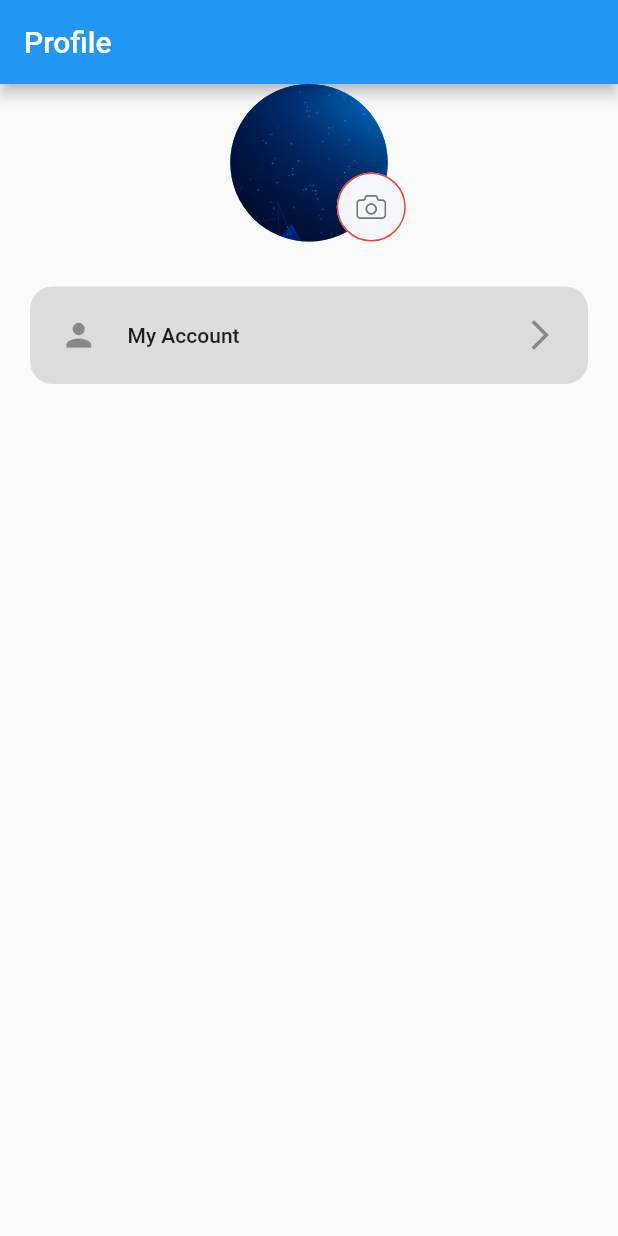
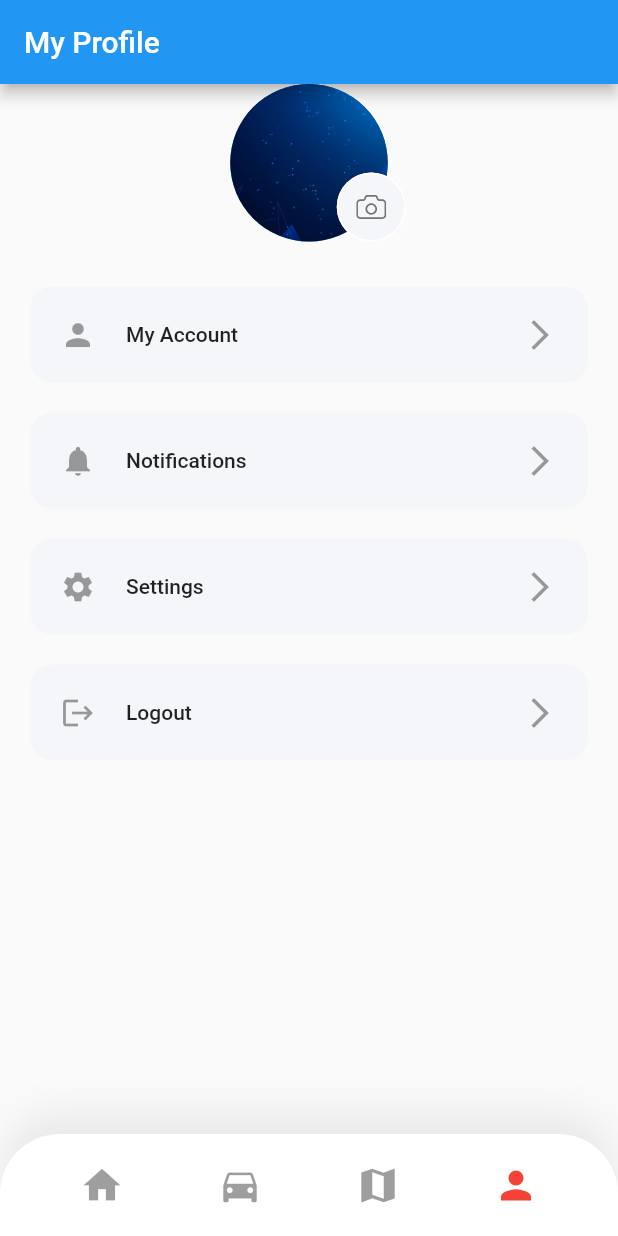
Before and after one commit to kubean93/simpleapp, a Flutter app: the screen it shows after launch, on a phone screen of 412 x 824 dp. Run offline on Flutter 3.47's test engine with Material 2 defaults, Android fonts, the phone set to English and light mode, and no system bars; our stand-ins replace flutter_spinkit, flutter_svg.

Commit message:
update ui profile

```diff
--- /dev/null
+++ b/lib/commons/enums.dart
@@ -0,0 +1 @@
+enum MenuState { home, car, map, profile }
--- a/lib/screens/user/components/body.dart
+++ b/lib/screens/user/components/body.dart
@@ -1,10 +1,10 @@
 import 'package:flutter/material.dart';
-import 'package:flutter_svg/flutter_svg.dart';
+import 'package:restfull_api/screens/user/components/profile_menu.dart';
 import 'package:restfull_api/screens/user/components/profile_pic.dart';
 
 class Body extends StatelessWidget {
   Body({Key? key}) : super(key: key);
-  Color background = Colors.black12;
+  Color background = Color(0xfff4f6f9);
 
   @override
   Widget build(BuildContext context) {
@@ -12,36 +12,42 @@ class Body extends StatelessWidget {
       children: [
         ProfilePic(),
         SizedBox(height: 20),
-        Padding(
-          padding: const EdgeInsets.symmetric(horizontal: 20, vertical: 10),
-          child: TextButton(
-            onPressed: () {},
-            style: TextButton.styleFrom(
-                backgroundColor: background,
-                padding: EdgeInsets.all(20),
-                shape: RoundedRectangleBorder(
-                    borderRadius: BorderRadius.circular(15))),
-            child: Row(
-              children: [
-                Icon(
-                  Icons.person,
-                  color: Colors.black38,
-                  size: 25,
-                ),
-                SizedBox(width: 20),
-                Expanded(
-                    child: Text(
-                  "My Account",
-                  style: Theme.of(context).textTheme.bodyText1,
-                )),
-                Icon(
-                  Icons.arrow_forward_ios,
-                  color: Colors.black38,
-                )
-              ],
-            ),
+        ProfileMenu(
+          background: background,
+          text: "My Account",
+          icon: Icon(
+            Icons.person,
+            color: Colors.black38,
           ),
-        )
+          press: () {},
+        ),
+        ProfileMenu(
+          background: background,
+          text: "Notifications",
+          icon: Icon(
+            Icons.notifications,
+            color: Colors.black38,
+          ),
+          press: () {},
+        ),
+        ProfileMenu(
+          background: background,
+          text: "Settings",
+          icon: Icon(
+            Icons.settings,
+            color: Colors.black38,
+          ),
+          press: () {},
+        ),
+        ProfileMenu(
+          background: background,
+          text: "Logout",
+          icon: Icon(
+            Icons.logout,
+            color: Colors.black38,
+          ),
+          press: () {},
+        ),
       ],
     );
   }
--- /dev/null
+++ b/lib/screens/user/components/custom_bottom_nav_bar.dart
@@ -0,0 +1,68 @@
+import 'package:flutter/material.dart';
+import 'package:restfull_api/commons/enums.dart';
+
+class CustomBottomNavBar extends StatelessWidget {
+  const CustomBottomNavBar({Key? key, required this.selectedMenu})
+      : super(key: key);
+  final MenuState selectedMenu;
+
+  @override
+  Widget build(BuildContext context) {
+    return Container(
+      padding: EdgeInsets.symmetric(vertical: 10),
+      decoration: BoxDecoration(
+          color: Colors.white,
+          borderRadius: BorderRadius.only(
+              topLeft: Radius.circular(40), topRight: Radius.circular(40)),
+          boxShadow: [
+            BoxShadow(
+                offset: Offset(0, -15),
+                blurRadius: 20,
+                color: Color(0xffdadada).withOpacity(0.5)),
+          ]),
+      child: SafeArea(
+        child: Row(
+          mainAxisAlignment: MainAxisAlignment.spaceEvenly,
+          children: [
+            IconButton(
+                onPressed: () {},
+                icon: Icon(
+                  Icons.home,
+                  color: MenuState.home == selectedMenu
+                      ? Colors.red
+                      : Colors.black38,
+                  size: 30,
+                )),
+            IconButton(
+                onPressed: () {},
+                icon: Icon(
+                  Icons.directions_car,
+                  color: MenuState.car == selectedMenu
+                      ? Colors.red
+                      : Colors.black38,
+                  size: 30,
+                )),
+            IconButton(
+                onPressed: () {},
+                icon: Icon(
+                  Icons.map,
+                  color: MenuState.map == selectedMenu
+                      ? Colors.red
+                      : Colors.black38,
+                  size: 30,
+                )),
+            IconButton(
+                onPressed: () {},
+                icon: Icon(
+                  Icons.person,
+                  color: MenuState.profile == selectedMenu
+                      ? Colors.red
+                      : Colors.black38,
+                  size: 30,
+                ))
+          ],
+        ),
+      ),
+    );
+  }
+}
--- /dev/null
+++ b/lib/screens/user/components/profile_menu.dart
@@ -0,0 +1,46 @@
+import 'package:flutter/material.dart';
+
+class ProfileMenu extends StatelessWidget {
+  const ProfileMenu({
+    Key? key,
+    required this.background,
+    required this.text,
+    required this.icon,
+    required this.press,
+  }) : super(key: key);
+
+  final Color background;
+  final String text;
+  final Icon icon;
+  final VoidCallback press;
+
+  @override
+  Widget build(BuildContext context) {
+    return Padding(
+      padding: const EdgeInsets.symmetric(horizontal: 20, vertical: 10),
+      child: TextButton(
+        onPressed: () {},
+        style: TextButton.styleFrom(
+            backgroundColor: background,
+            padding: EdgeInsets.all(20),
+            shape: RoundedRectangleBorder(
+                borderRadius: BorderRadius.circular(15))),
+        child: Row(
+          children: [
+            icon,
+            SizedBox(width: 20),
+            Expanded(
+                child: Text(
+              text,
+              style: Theme.of(context).textTheme.bodyText1,
+            )),
+            Icon(
+              Icons.arrow_forward_ios,
+              color: Colors.black38,
+            )
+          ],
+        ),
+      ),
+    );
+  }
+}
--- a/lib/screens/user/components/profile_pic.dart
+++ b/lib/screens/user/components/profile_pic.dart
@@ -30,7 +30,7 @@ class ProfilePic extends StatelessWidget {
                       padding: EdgeInsets.zero,
                       shape: RoundedRectangleBorder(
                           borderRadius: BorderRadius.circular(50),
-                          side: const BorderSide(color: Colors.red))),
+                          side: const BorderSide(color: Colors.white))),
                 ),
               )),
         ],
--- a/lib/screens/user/user_profile_screen.dart
+++ b/lib/screens/user/user_profile_screen.dart
@@ -1,5 +1,8 @@
 import 'package:flutter/material.dart';
+import 'package:restfull_api/commons/enums.dart';
 import 'package:restfull_api/screens/user/components/body.dart';
+
+import 'components/custom_bottom_nav_bar.dart';
 
 class UserProfile extends StatelessWidget {
   const UserProfile({Key? key}) : super(key: key);
@@ -8,9 +11,10 @@ class UserProfile extends StatelessWidget {
   Widget build(BuildContext context) {
     return Scaffold(
       appBar: AppBar(
-        title: Text('Profile'),
+        title: Text('My Profile'),
       ),
       body: Body(),
+      bottomNavigationBar: CustomBottomNavBar(selectedMenu: MenuState.profile),
     );
   }
 }
```
Also changed, not shown: pubspec.lock.
